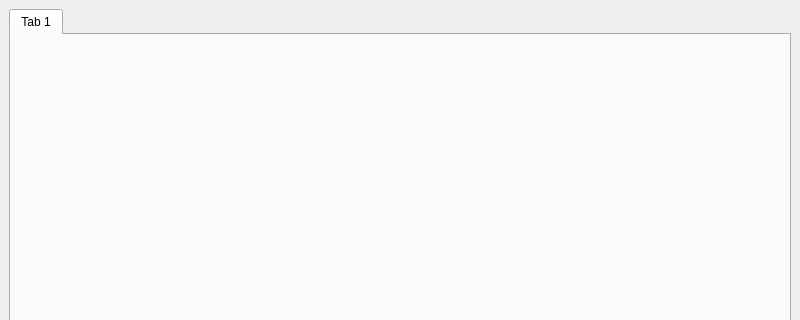
First picture: the form in views/UI/MainWindow.UI, repository pierrecampos/pyDatabaseAdministrator, before the edit; both pictures show x 0 to 800 and y 0 to 320 of the 800 by 600 pixel window.
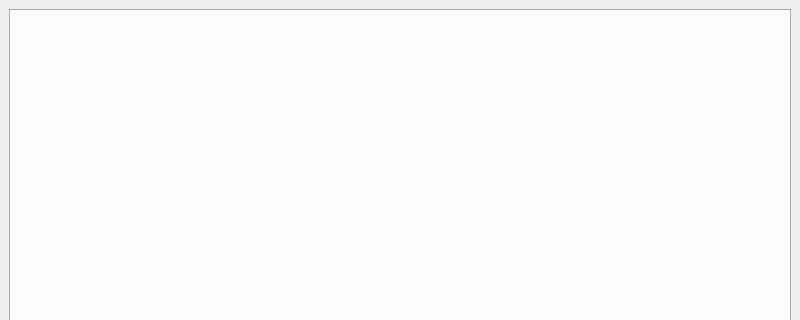
Second picture: the form after the edit.

Commit message: Conveção Nome de classes, criado tela de Configurações

The edit to the form file:
```diff
--- a/views/UI/MainWindow.UI
+++ b/views/UI/MainWindow.UI
@@ -16,13 +16,7 @@
   <widget class="QWidget" name="centralwidget">
    <layout class="QGridLayout" name="gridLayout">
     <item row="0" column="0">
-     <widget class="QTabWidget" name="tabWidget">
-      <widget class="QWidget" name="tab">
-       <attribute name="title">
-        <string>Tab 1</string>
-       </attribute>
-      </widget>
-     </widget>
+     <widget class="QTabWidget" name="tabWidget"/>
     </item>
    </layout>
   </widget>
```
The commit also changes 5 other files.
